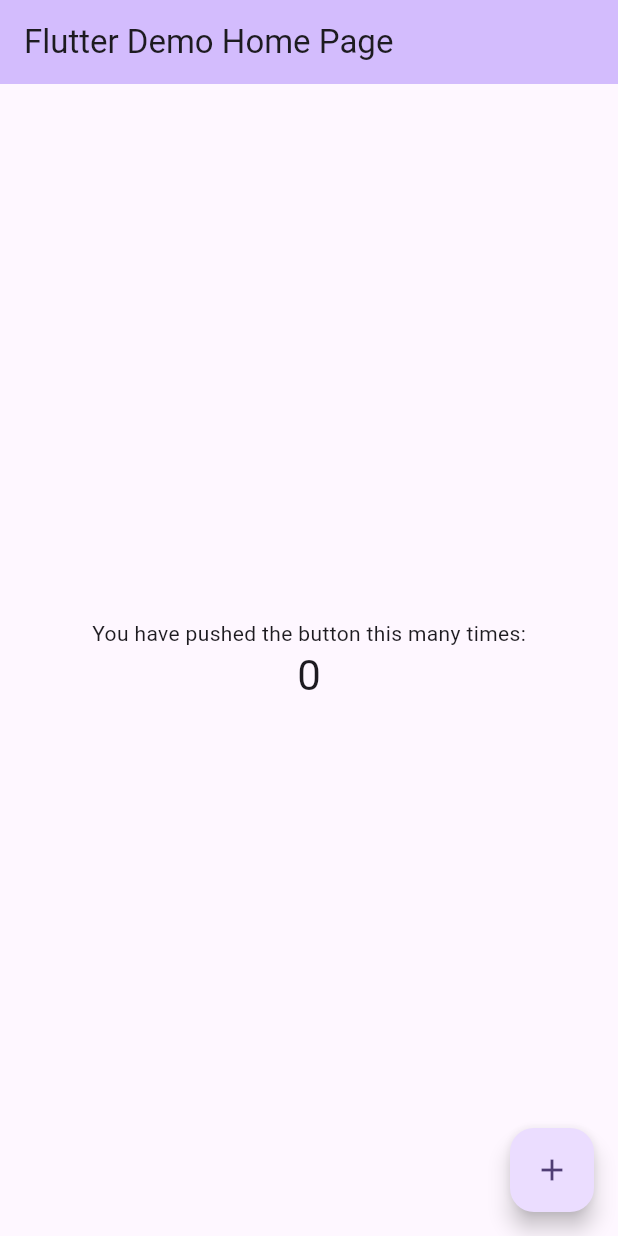
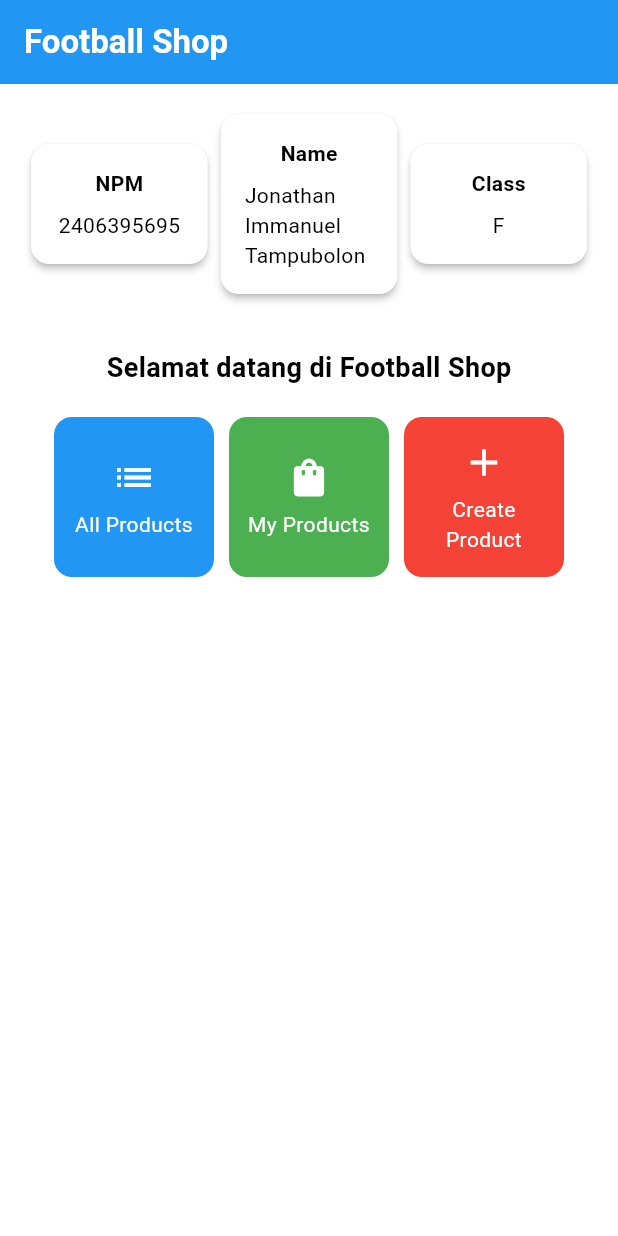
Before and after one commit to JonathanTamm/football-shop-mobile, a Flutter app: the screen it shows after launch, on a phone screen of 412 x 824 dp. Run offline on Flutter 3.47's test engine with Material 3 defaults, Android fonts, the phone set to English and light mode, and no system bars.

Commit message:
tugas7 selesai

```diff
--- a/lib/main.dart
+++ b/lib/main.dart
@@ -1,3 +1,4 @@
+import 'package:football_shop_mobile/menu.dart';
 import 'package:flutter/material.dart';
 
 void main() {
@@ -28,95 +29,10 @@ class MyApp extends StatelessWidget {
         //
         // This works for code too, not just values: Most code changes can be
         // tested with just a hot reload.
-        colorScheme: ColorScheme.fromSeed(seedColor: Colors.deepPurple),
+        colorScheme: ColorScheme.fromSwatch(primarySwatch: Colors.blue)
+        .copyWith(secondary: Colors.blueAccent[400]),
       ),
-      home: const MyHomePage(title: 'Flutter Demo Home Page'),
+      home: MyHomePage(),
     );
   }
 }
-
-class MyHomePage extends StatefulWidget {
-  const MyHomePage({super.key, required this.title});
-
-  // This widget is the home page of your application. It is stateful, meaning
-  // that it has a State object (defined below) that contains fields that affect
-  // how it looks.
-
-  // This class is the configuration for the state. It holds the values (in this
-  // case the title) provided by the parent (in this case the App widget) and
-  // used by the build method of the State. Fields in a Widget subclass are
-  // always marked "final".
-
-  final String title;
-
-  @override
-  State<MyHomePage> createState() => _MyHomePageState();
-}
-
-class _MyHomePageState extends State<MyHomePage> {
-  int _counter = 0;
-
-  void _incrementCounter() {
-    setState(() {
-      // This call to setState tells the Flutter framework that something has
-      // changed in this State, which causes it to rerun the build method below
-      // so that the display can reflect the updated values. If we changed
-      // _counter without calling setState(), then the build method would not be
-      // called again, and so nothing would appear to happen.
-      _counter++;
-    });
-  }
-
-  @override
-  Widget build(BuildContext context) {
-    // This method is rerun every time setState is called, for instance as done
-    // by the _incrementCounter method above.
-    //
-    // The Flutter framework has been optimized to make rerunning build methods
-    // fast, so that you can just rebuild anything that needs updating rather
-    // than having to individually change instances of widgets.
-    return Scaffold(
-      appBar: AppBar(
-        // TRY THIS: Try changing the color here to a specific color (to
-        // Colors.amber, perhaps?) and trigger a hot reload to see the AppBar
-        // change color while the other colors stay the same.
-        backgroundColor: Theme.of(context).colorScheme.inversePrimary,
-        // Here we take the value from the MyHomePage object that was created by
-        // the App.build method, and use it to set our appbar title.
-        title: Text(widget.title),
-      ),
-      body: Center(
-        // Center is a layout widget. It takes a single child and positions it
-        // in the middle of the parent.
-        child: Column(
-          // Column is also a layout widget. It takes a list of children and
-          // arranges them vertically. By default, it sizes itself to fit its
-          // children horizontally, and tries to be as tall as its parent.
-          //
-          // Column has various properties to control how it sizes itself and
-          // how it positions its children. Here we use mainAxisAlignment to
-          // center the children vertically; the main axis here is the vertical
-          // axis because Columns are vertical (the cross axis would be
-          // horizontal).
-          //
-          // TRY THIS: Invoke "debug painting" (choose the "Toggle Debug Paint"
-          // action in the IDE, or press "p" in the console), to see the
-          // wireframe for each widget.
-          mainAxisAlignment: MainAxisAlignment.center,
-          children: <Widget>[
-            const Text('You have pushed the button this many times:'),
-            Text(
-              '$_counter',
-              style: Theme.of(context).textTheme.headlineMedium,
-            ),
-          ],
-        ),
-      ),
-      floatingActionButton: FloatingActionButton(
-        onPressed: _incrementCounter,
-        tooltip: 'Increment',
-        child: const Icon(Icons.add),
-      ), // This trailing comma makes auto-formatting nicer for build methods.
-    );
-  }
-}
--- /dev/null
+++ b/lib/menu.dart
@@ -0,0 +1,163 @@
+import 'package:flutter/material.dart';
+
+class MyHomePage extends StatelessWidget {
+  MyHomePage({super.key});
+
+  final String nama = "Jonathan Immanuel Tampubolon"; //nama
+  final String npm = "2406395695"; //npm
+  final String kelas = "F"; //kelas
+
+  // Daftar item tombol dengan warna dan ikon
+  final List<ItemHomepage> items = [
+    ItemHomepage("All Products", Icons.list, Colors.blue),
+    ItemHomepage("My Products", Icons.shopping_bag, Colors.green),
+    ItemHomepage("Create Product", Icons.add, Colors.red),
+  ];
+
+  @override
+  Widget build(BuildContext context) {
+    return Scaffold(
+      appBar: AppBar(
+        title: const Text(
+          'Football Shop',
+          style: TextStyle(
+            color: Colors.white,
+            fontWeight: FontWeight.bold,
+          ),
+        ),
+        backgroundColor: Theme.of(context).colorScheme.primary,
+      ),
+      body: Padding(
+        padding: const EdgeInsets.all(16.0),
+        child: Column(
+          crossAxisAlignment: CrossAxisAlignment.center,
+          children: [
+            // Info Card
+            Row(
+              mainAxisAlignment: MainAxisAlignment.spaceEvenly,
+              children: [
+                InfoCard(title: 'NPM', content: npm),
+                InfoCard(title: 'Name', content: nama),
+                InfoCard(title: 'Class', content: kelas),
+              ],
+            ),
+
+            const SizedBox(height: 16.0),
+
+            Center(
+              child: Column(
+                children: [
+                  const Padding(
+                    padding: EdgeInsets.only(top: 16.0),
+                    child: Text(
+                      'Selamat datang di Football Shop',
+                      style: TextStyle(
+                        fontWeight: FontWeight.bold,
+                        fontSize: 18.0,
+                      ),
+                    ),
+                  ),
+
+                  // Grid 3 tombol
+                  GridView.count(
+                    primary: true,
+                    padding: const EdgeInsets.all(20),
+                    crossAxisSpacing: 10,
+                    mainAxisSpacing: 10,
+                    crossAxisCount: 3,
+                    shrinkWrap: true,
+                    children: items.map((ItemHomepage item) {
+                      return ItemCard(item);
+                    }).toList(),
+                  ),
+                ],
+              ),
+            ),
+          ],
+        ),
+      ),
+    );
+  }
+}
+
+class InfoCard extends StatelessWidget {
+  final String title;
+  final String content;
+
+  const InfoCard({super.key, required this.title, required this.content});
+
+  @override
+  Widget build(BuildContext context) {
+    return Card(
+      elevation: 2.0,
+      child: Container(
+        width: MediaQuery.of(context).size.width / 3.5,
+        padding: const EdgeInsets.all(16.0),
+        child: Column(
+          children: [
+            Text(
+              title,
+              style: const TextStyle(fontWeight: FontWeight.bold),
+            ),
+            const SizedBox(height: 8.0),
+            Text(content),
+          ],
+        ),
+      ),
+    );
+  }
+}
+
+// Tambahkan atribut color
+class ItemHomepage {
+  final String name;
+  final IconData icon;
+  final Color color;
+
+  ItemHomepage(this.name, this.icon, this.color);
+}
+
+class ItemCard extends StatelessWidget {
+  final ItemHomepage item;
+
+  const ItemCard(this.item, {super.key});
+
+  @override
+  Widget build(BuildContext context) {
+    return Material(
+      color: item.color, // Warna sesuai item
+      borderRadius: BorderRadius.circular(12),
+      child: InkWell(
+        onTap: () {
+          // Snackbar sesuai tombol
+          ScaffoldMessenger.of(context)
+            ..hideCurrentSnackBar()
+            ..showSnackBar(
+              SnackBar(content: Text("Kamu telah menekan tombol ${item.name}!")),
+            );
+        },
+        child: Container(
+          padding: const EdgeInsets.all(8),
+          child: Center(
+            child: Column(
+              mainAxisAlignment: MainAxisAlignment.center,
+              children: [
+                Icon(
+                  item.icon,
+                  color: Colors.white,
+                  size: 30.0,
+                ),
+                const Padding(padding: EdgeInsets.all(3)),
+                Text(
+                  item.name,
+                  textAlign: TextAlign.center,
+                  style: const TextStyle(color: Colors.white),
+                ),
+              ],
+            ),
+          ),
+        ),
+      ),
+    );
+  }
+}
```
Also changed, not shown: 1 other file.
